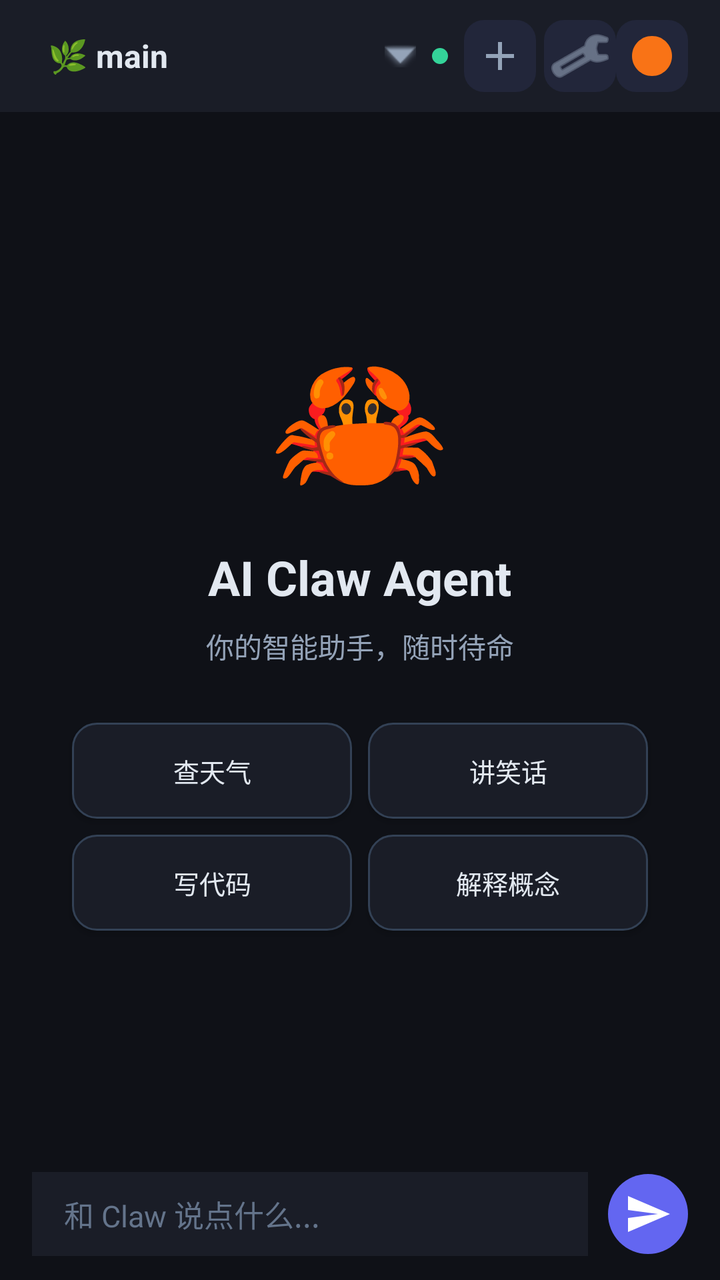
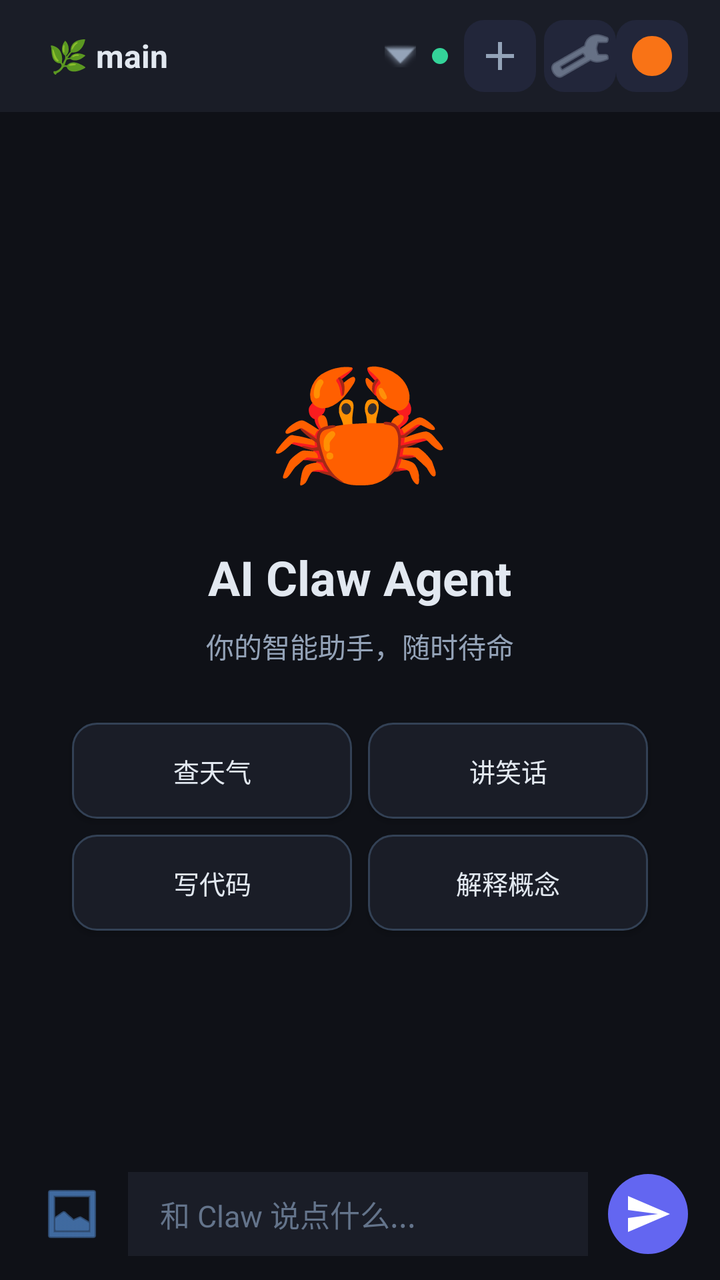

The first picture is an Android layout as it rendered before a commit; the second is the same layout after the commit. The layout source and the unified diff follow.
<!-- AndroidManifest.xml: application theme Theme.ClawAgent -->
<!-- res/layout/activity_main.xml -->
<?xml version="1.0" encoding="utf-8"?>
<LinearLayout xmlns:android="http://schemas.android.com/apk/res/android"
    android:layout_width="match_parent"
    android:layout_height="match_parent"
    android:orientation="vertical"
    android:background="#0f1117">

    
    <LinearLayout
        android:layout_width="match_parent"
        android:layout_height="56dp"
        android:orientation="horizontal"
        android:gravity="center_vertical"
        android:paddingHorizontal="16dp"
        android:background="#1a1d27">

        <TextView
            android:id="@+id/branchChip"
            android:layout_width="0dp"
            android:layout_height="wrap_content"
            android:layout_weight="1"
            android:text="🌿 main"
            android:textColor="#e2e8f0"
            android:textSize="16sp"
            android:textStyle="bold"
            android:background="?attr/selectableItemBackground"
            android:paddingHorizontal="8dp"
            android:paddingVertical="6dp"
            android:clickable="true"
            android:focusable="true"
            android:drawableEnd="@android:drawable/arrow_down_float"
            android:drawableTint="#94a3b8"
            android:drawablePadding="4dp" />

        <TextView
            android:layout_width="8dp"
            android:layout_height="8dp"
            android:background="@drawable/status_dot"
            android:layout_marginEnd="8dp" />

        <ImageButton
            android:id="@+id/newChatBtn"
            android:layout_width="36dp"
            android:layout_height="36dp"
            android:background="@drawable/btn_bg"
            android:src="@drawable/ic_new_chat"
            android:tint="#94a3b8"
            android:backgroundTint="#22263a"
            android:contentDescription="新对话"
            android:layout_marginEnd="4dp" />

        <ImageButton
            android:id="@+id/settingsBtn"
            android:layout_width="36dp"
            android:layout_height="36dp"
            android:background="@drawable/btn_bg"
            android:tint="#94a3b8"
            android:backgroundTint="#22263a"
            android:contentDescription="设置"
            android:src="@android:drawable/ic_menu_preferences" />

        
        <ImageButton
            android:id="@+id/roleBtn"
            android:layout_width="36dp"
            android:layout_height="36dp"
            android:background="@drawable/btn_bg"
            android:tint="#f97316"
            android:backgroundTint="#22263a"
            android:contentDescription="切换角色"
            android:src="@drawable/ic_claude" />
    </LinearLayout>

    
    <FrameLayout
        android:layout_width="match_parent"
        android:layout_height="0dp"
        android:layout_weight="1">

        
        <LinearLayout
            android:id="@+id/welcomeLayout"
            android:layout_width="match_parent"
            android:layout_height="match_parent"
            android:orientation="vertical"
            android:gravity="center"
            android:padding="32dp">

            <TextView
                android:layout_width="wrap_content"
                android:layout_height="wrap_content"
                android:text="🦀"
                android:textSize="72sp" />

            <TextView
                android:layout_width="wrap_content"
                android:layout_height="wrap_content"
                android:text="AI Claw Agent"
                android:textColor="#e2e8f0"
                android:textSize="24sp"
                android:textStyle="bold"
                android:layout_marginTop="16dp" />

            <TextView
                android:layout_width="wrap_content"
                android:layout_height="wrap_content"
                android:text="你的智能助手，随时待命"
                android:textColor="#94a3b8"
                android:textSize="14sp"
                android:layout_marginTop="8dp" />

            <GridLayout
                android:layout_width="match_parent"
                android:layout_height="wrap_content"
                android:columnCount="2"
                android:rowCount="2"
                android:layout_marginTop="24dp">

                <Button
                    android:id="@+id/btnQuick1"
                    android:onClick="sendQuick"
                    android:layout_width="0dp"
                    android:layout_height="wrap_content"
                    android:layout_columnWeight="1"
                    android:layout_rowWeight="1"
                    android:text="查天气"
                    android:textSize="13sp"
                    android:background="@drawable/quick_btn_bg"
                    android:textColor="#e2e8f0"
                    android:layout_margin="4dp" />

                <Button
                    android:id="@+id/btnQuick2"
                    android:onClick="sendQuick"
                    android:layout_width="0dp"
                    android:layout_height="wrap_content"
                    android:layout_columnWeight="1"
                    android:layout_rowWeight="1"
                    android:text="讲笑话"
                    android:textSize="13sp"
                    android:background="@drawable/quick_btn_bg"
                    android:textColor="#e2e8f0"
                    android:layout_margin="4dp" />

                <Button
                    android:id="@+id/btnQuick3"
                    android:onClick="sendQuick"
                    android:layout_width="0dp"
                    android:layout_height="wrap_content"
                    android:layout_columnWeight="1"
                    android:layout_rowWeight="1"
                    android:text="写代码"
                    android:textSize="13sp"
                    android:background="@drawable/quick_btn_bg"
                    android:textColor="#e2e8f0"
                    android:layout_margin="4dp" />

                <Button
                    android:id="@+id/btnQuick4"
                    android:onClick="sendQuick"
                    android:layout_width="0dp"
                    android:layout_height="wrap_content"
                    android:layout_columnWeight="1"
                    android:layout_rowWeight="1"
                    android:text="解释概念"
                    android:textSize="13sp"
                    android:background="@drawable/quick_btn_bg"
                    android:textColor="#e2e8f0"
                    android:layout_margin="4dp" />
            </GridLayout>
        </LinearLayout>

        
        <androidx.recyclerview.widget.RecyclerView
            android:id="@+id/recyclerView"
            android:layout_width="match_parent"
            android:layout_height="match_parent"
            android:padding="16dp"
            android:clipToPadding="false"
            android:visibility="gone" />
    </FrameLayout>

    
    <LinearLayout
        android:layout_width="match_parent"
        android:layout_height="wrap_content"
        android:orientation="horizontal"
        android:paddingHorizontal="16dp"
        android:paddingVertical="12dp"
        android:background="#0f1117"
        android:gravity="center_vertical">

        <EditText
            android:id="@+id/inputField"
            android:layout_width="0dp"
            android:layout_height="wrap_content"
            android:layout_weight="1"
            android:background="#1a1d27"
            android:hint="和 Claw 说点什么..."
            android:textColor="#e2e8f0"
            android:textColorHint="#64748b"
            android:textSize="15sp"
            android:paddingHorizontal="16dp"
            android:paddingVertical="10dp"
            android:maxLines="5"
            android:inputType="textMultiLine|textCapSentences"
            android:imeOptions="actionSend" />

        <ImageButton
            android:id="@+id/sendBtn"
            android:layout_width="40dp"
            android:layout_height="40dp"
            android:src="@drawable/ic_send"
            android:background="@drawable/send_btn_bg"
            android:tint="#ffffff"
            android:layout_marginStart="10dp"
            android:contentDescription="发送" />
    </LinearLayout>
</LinearLayout>
<!-- resources referenced by this layout -->
<resources>
  <!-- drawable btn_bg (drawable) -->
  <?xml version="1.0" encoding="utf-8"?>
  <shape xmlns:android="http://schemas.android.com/apk/res/android"
      android:shape="rectangle">
      <solid android:color="#22263a" />
      <corners android:radius="10dp" />
  </shape>
  <!-- drawable ic_claude (drawable) -->
  <?xml version="1.0" encoding="utf-8"?>
  <vector xmlns:android="http://schemas.android.com/apk/res/android"
      android:width="24dp"
      android:height="24dp"
      android:viewportWidth="24"
      android:viewportHeight="24">
  
      
      <path
          android:fillColor="#f97316"
          android:pathData="M12,2C6.48,2 2,6.48 2,12s4.48,10 10,10 10,-4.48 10,-10S17.52,2 12,2z" />
  
      
      <path
          android:fillColor="#ffffff"
          android:pathData="M16.5,7.5c0,0 -4,1 -5,5s3,7 5,7c0.5,0 2.5,-2 2.5,-4.5S16.5,7.5 16.5,7.5z" />
  
      
      <path
          android:fillColor="#f97316"
          android:pathData="M13,10.5a1.5,1.5 0,1 0,3 0a1.5,1.5 0,0 0,-3 0z" />
  
  </vector>
  <!-- drawable ic_new_chat (drawable) -->
  <?xml version="1.0" encoding="utf-8"?>
  <vector xmlns:android="http://schemas.android.com/apk/res/android"
      android:width="24dp"
      android:height="24dp"
      android:viewportWidth="24"
      android:viewportHeight="24">
      <path
          android:fillColor="#FFFFFFFF"
          android:pathData="M11,5h2v6h6v2h-6v6h-2v-6H5v-2h6V5z" />
  </vector>
  <!-- drawable ic_send (drawable) -->
  <?xml version="1.0" encoding="utf-8"?>
  <vector xmlns:android="http://schemas.android.com/apk/res/android"
      android:width="24dp"
      android:height="24dp"
      android:viewportWidth="24"
      android:viewportHeight="24">
      
      <path
          android:fillColor="#FFFFFFFF"
          android:pathData="M2,21L23,12L2,3L2,10L17,12L2,14Z" />
  </vector>
  <!-- drawable quick_btn_bg (drawable) -->
  <?xml version="1.0" encoding="utf-8"?>
  <shape xmlns:android="http://schemas.android.com/apk/res/android"
      android:shape="rectangle">
      <solid android:color="#1a1d27" />
      <corners android:radius="12dp" />
      <stroke android:width="1dp" android:color="#334155" />
  </shape>
  <!-- drawable send_btn_bg (drawable) -->
  <?xml version="1.0" encoding="utf-8"?>
  <shape xmlns:android="http://schemas.android.com/apk/res/android"
      android:shape="rectangle">
      <solid android:color="#6366f1" />
      <corners android:radius="50dp" />
  </shape>
  <!-- drawable status_dot (drawable) -->
  <?xml version="1.0" encoding="utf-8"?>
  <shape xmlns:android="http://schemas.android.com/apk/res/android"
      android:shape="oval">
      <solid android:color="#34d399" />
      <size android:width="8dp" android:height="8dp" />
  </shape>
  <style name="Theme.ClawAgent" parent="Theme.Material3.DayNight.NoActionBar">
          <item name="colorPrimary">@color/accent</item>
          <item name="colorPrimaryContainer">@color/bg2</item>
          <item name="android:statusBarColor">@color/bg</item>
          <item name="android:navigationBarColor">@color/bg</item>
          <item name="android:windowLightStatusBar" tools:targetApi="m">false</item>
      </style>
  <color name="accent">#6366f1</color>
  <color name="bg2">#1a1d27</color>
  <color name="bg">#0f1117</color>
</resources>

<!-- the commit's change to res/layout/activity_main.xml (unified diff, before → after) -->
@@ -190,6 +190,16 @@
         android:background="#0f1117"
         android:gravity="center_vertical">
 
+        <ImageButton
+            android:id="@+id/attachBtn"
+            android:layout_width="40dp"
+            android:layout_height="40dp"
+            android:src="@android:drawable/ic_menu_gallery"
+            android:background="?attr/selectableItemBackgroundBorderless"
+            android:tint="#60a5fa"
+            android:layout_marginEnd="8dp"
+            android:contentDescription="添加图片" />
+
         <EditText
             android:id="@+id/inputField"
             android:layout_width="0dp"
